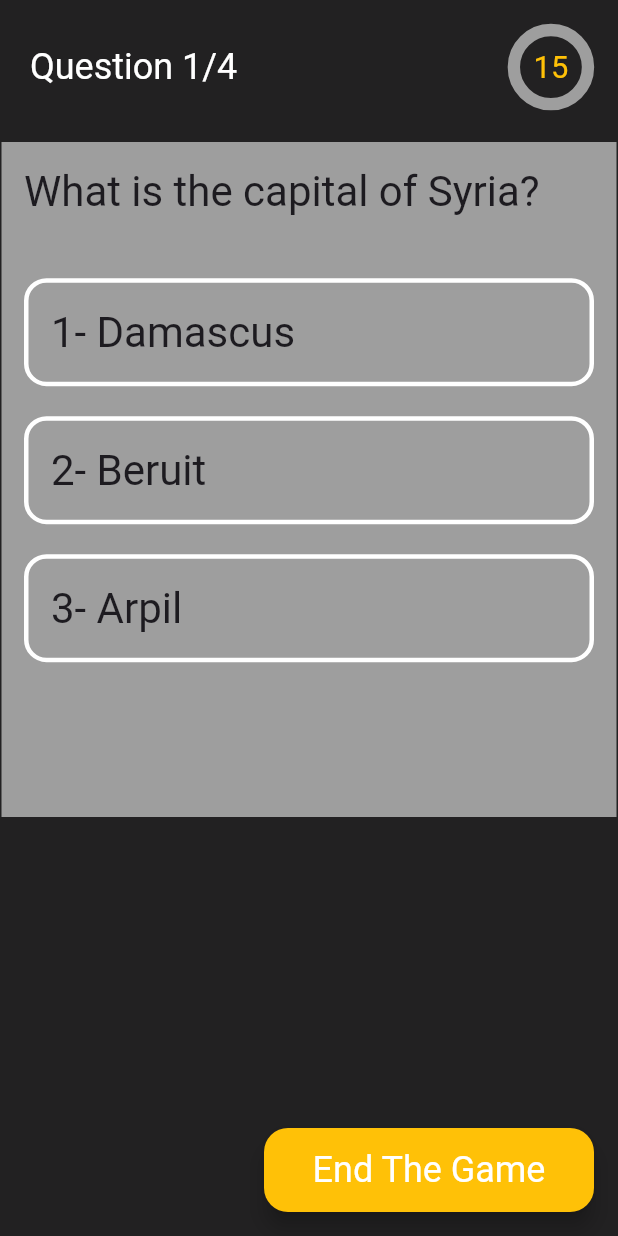
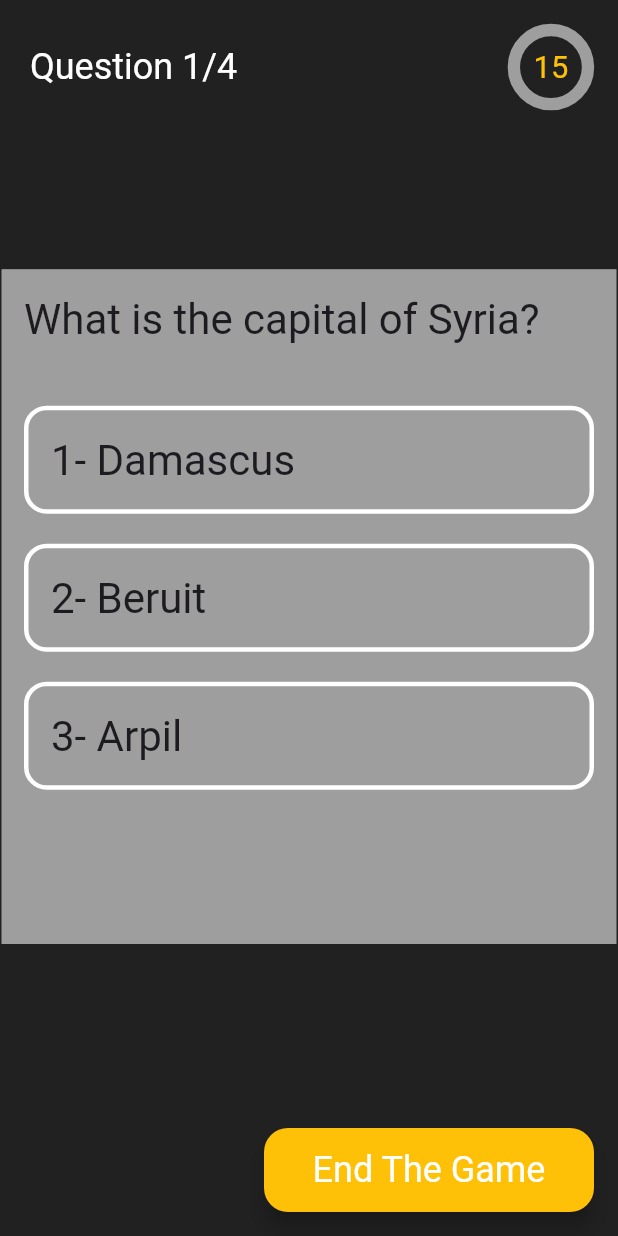
Before and after one commit to seif657/Quiz-App, a Flutter app: the QuizScreen screen opened by its route, on a phone screen of 412 x 824 dp. Run offline on Flutter 3.47's test engine with Material 3 defaults, Android fonts, the phone set to English and light mode, and no system bars; our stand-ins replace get.

Commit message:
Initial commit

```diff
--- a/lib/main.dart
+++ b/lib/main.dart
@@ -8,7 +8,7 @@ import 'package:get/get.dart';
 
 
 void main() {
-  runApp( MyApp());
+  runApp(MyApp());
 }
 
 class MyApp extends StatelessWidget {
--- a/lib/screens/quiz_screen.dart
+++ b/lib/screens/quiz_screen.dart
@@ -73,7 +73,7 @@ class QuizScreen extends StatelessWidget {
                     ),
                   ),
                   const SizedBox(
-                    height: 5,
+                    height: 90,
                   ),
                   SizedBox(
                     height: 450,
```
Also changed, not shown: pubspec.lock (added), 13 other files.
